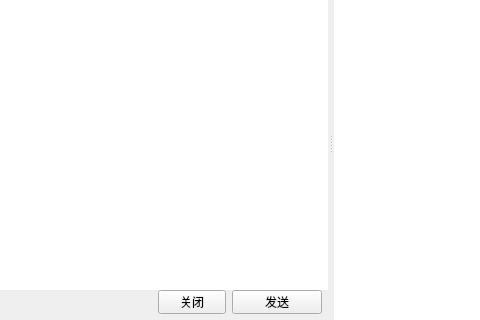
Above: TalkWindow.ui from weifengcheng-jpg/QtQQ before the change; both pictures show x 266 to 746 and y 119 to 439 of the 880 by 439 pixel window. Below: the same form after it.
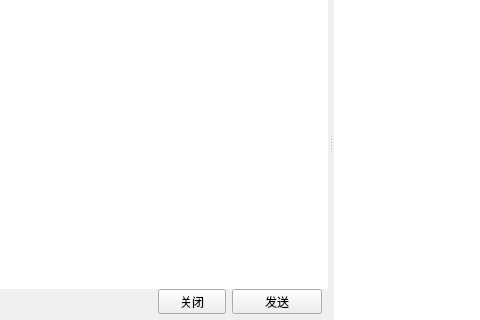
That is the form after the change.

Patch:
```diff
--- a/TalkWindow.ui
+++ b/TalkWindow.ui
@@ -654,25 +654,13 @@
            </spacer>
           </item>
           <item>
-           <widget class="QPushButton" name="closeBtn">
-            <property name="sizePolicy">
-             <sizepolicy hsizetype="Fixed" vsizetype="Fixed">
-              <horstretch>0</horstretch>
-              <verstretch>0</verstretch>
-             </sizepolicy>
-            </property>
+           <widget class="QToolButton" name="closeBtn">
             <property name="minimumSize">
              <size>
               <width>68</width>
               <height>24</height>
              </size>
             </property>
-            <property name="maximumSize">
-             <size>
-              <width>68</width>
-              <height>24</height>
-             </size>
-            </property>
             <property name="text">
              <string>关闭</string>
             </property>
@@ -682,25 +670,13 @@
            </widget>
           </item>
           <item>
-           <widget class="QPushButton" name="sendBtn">
-            <property name="sizePolicy">
-             <sizepolicy hsizetype="Fixed" vsizetype="Fixed">
-              <horstretch>0</horstretch>
-              <verstretch>0</verstretch>
-             </sizepolicy>
-            </property>
+           <widget class="QToolButton" name="sendBtn">
             <property name="minimumSize">
              <size>
               <width>90</width>
               <height>24</height>
              </size>
             </property>
-            <property name="maximumSize">
-             <size>
-              <width>90</width>
-              <height>24</height>
-             </size>
-            </property>
             <property name="text">
              <string>发送</string>
             </property>
```
Left out of the diff: 24 changed lines with no effect on the pictures.
